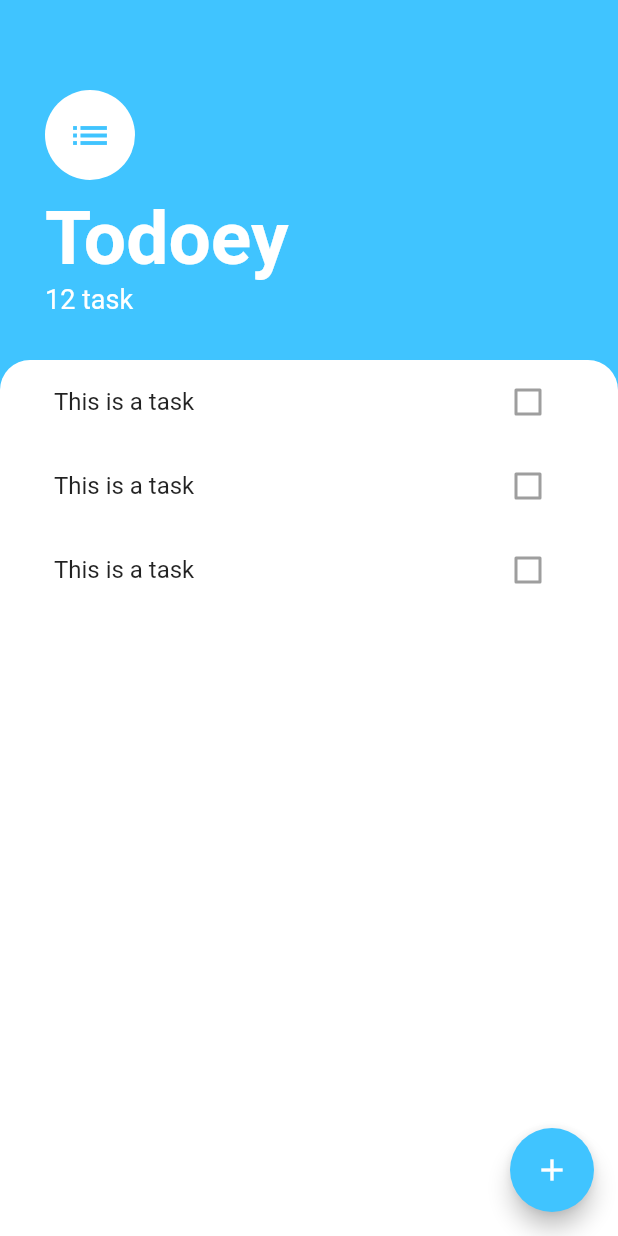
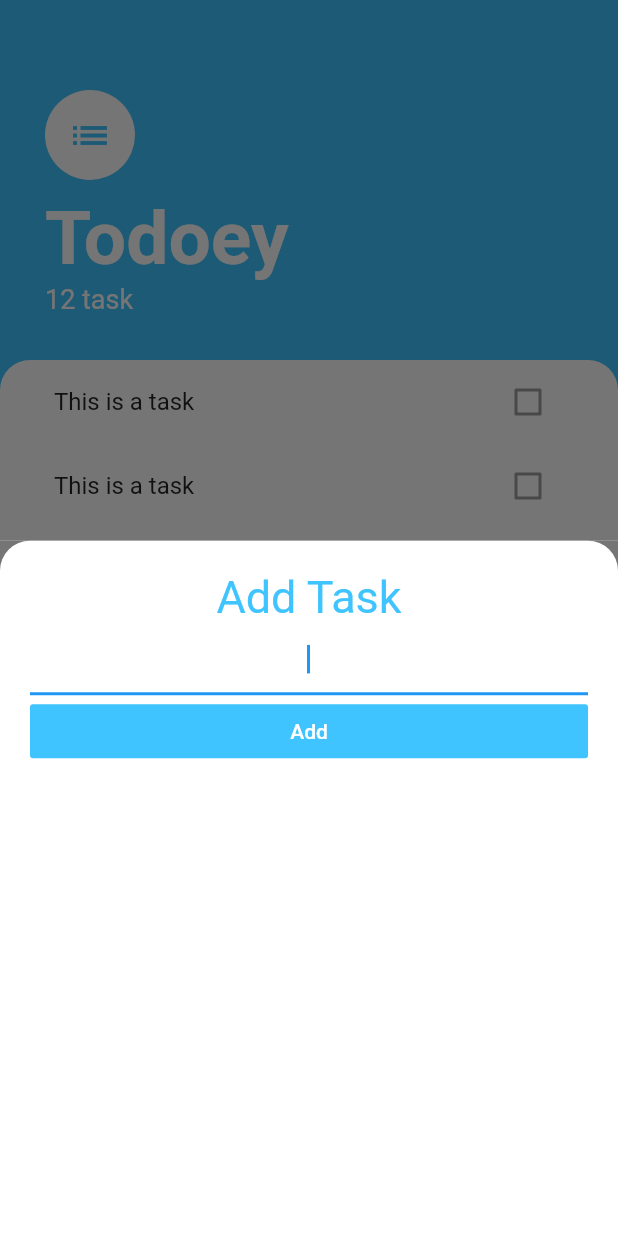
Before and after one commit to Jahidul007/to_do_app, a Flutter app: the screen it shows after launch, after a tap on the "add" icon, on a phone screen of 412 x 824 dp. Run offline on Flutter 3.47's test engine with Material 2 defaults, Android fonts, the phone set to English and light mode, and no system bars.

Commit message:
add screen task

```diff
--- /dev/null
+++ b/lib/screens/add_task_screen.dart
@@ -0,0 +1,47 @@
+import 'package:flutter/material.dart';
+
+class AddScreenTask extends StatelessWidget {
+  @override
+  Widget build(BuildContext context) {
+    return Container(
+      color: Color(0xff757575),
+      child: Container(
+        padding: EdgeInsets.all(20),
+        decoration: BoxDecoration(
+          color: Colors.white,
+          borderRadius: BorderRadius.only(
+            topLeft: Radius.circular(20),
+            topRight: Radius.circular(20),
+          ),
+        ),
+        child: Column(
+          crossAxisAlignment: CrossAxisAlignment.stretch,
+          children: <Widget>[
+            Text(
+              'Add Task',
+              textAlign: TextAlign.center,
+              style: TextStyle(
+                fontSize: 30,
+                color: Colors.lightBlueAccent,
+              ),
+            ),
+            TextField(
+              autofocus: true,
+              textAlign: TextAlign.center,
+            ),
+            FlatButton(
+              child: Text(
+                'Add',
+                style: TextStyle(
+                  color: Colors.white,
+                ),
+              ),
+              color: Colors.lightBlueAccent,
+              onPressed: () {},
+            ),
+          ],
+        ),
+      ),
+    );
+  }
+}
--- a/lib/screens/task_screen.dart
+++ b/lib/screens/task_screen.dart
@@ -1,14 +1,17 @@
 import 'package:flutter/material.dart';
+import 'package:to_do_app/screens/add_task_screen.dart';
 import 'package:to_do_app/widget/tasks_list.dart';
 
 class TaskScreen extends StatelessWidget {
+
   @override
   Widget build(BuildContext context) {
     return Scaffold(
       backgroundColor: Colors.lightBlueAccent,
       floatingActionButton: FloatingActionButton(
-        onPressed: (){
-
+        onPressed: () {
+          showModalBottomSheet(
+              context: context, builder: (context) => AddScreenTask());
         },
         backgroundColor: Colors.lightBlueAccent,
         child: Icon(
```
